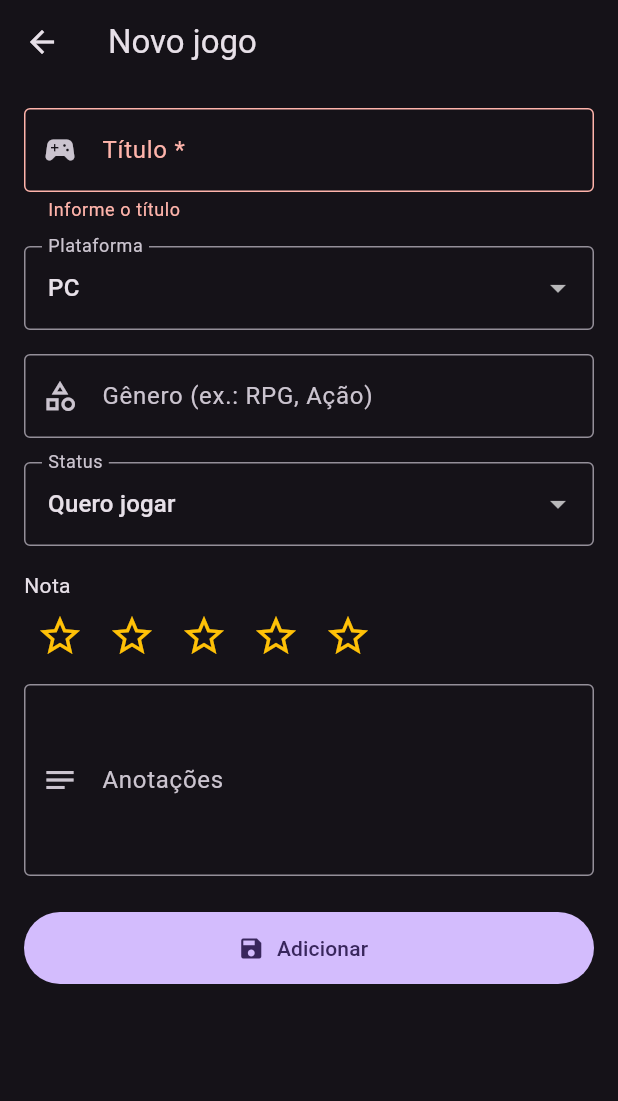
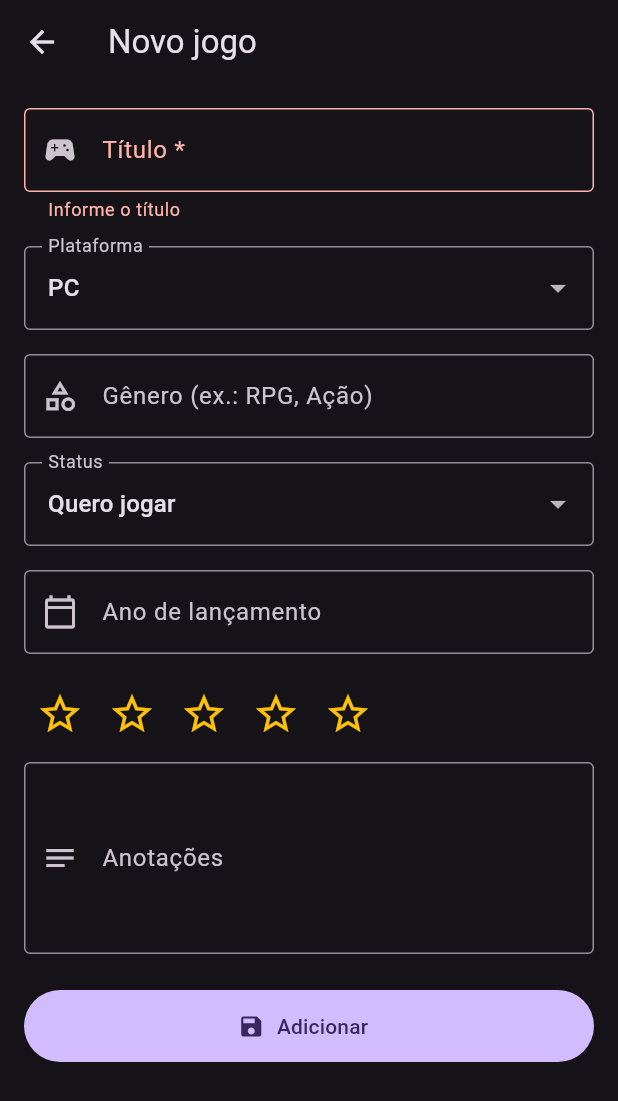
Before and after one commit to MoraiisDev/crud_estante_games, a Flutter app: the GameFormScreen screen opened by its route, after a tap on "Adicionar", on a phone screen of 412 x 824 dp. Shown: the top 1101 px of the screen. Run offline on Flutter 3.47's test engine with Material 3 defaults, Android fonts, the phone set to English and light mode, and no system bars; our stand-ins replace cloud_firestore, firebase_auth, firebase_core; accounts and stored records are empty.

Commit message:
Inclusão alterações p2

```diff
--- a/lib/models/game.dart
+++ b/lib/models/game.dart
@@ -14,6 +14,7 @@ class Game {
   final String title;
   final String platform;
   final String genre;
+  final int? releaseYear;
   final String status;
   final int rating; // 0 a 5
   final String notes;
@@ -25,6 +26,7 @@ class Game {
     required this.title,
     required this.platform,
     required this.genre,
+    this.releaseYear,
     required this.status,
     this.rating = 0,
     this.notes = '',
@@ -41,6 +43,7 @@ class Game {
       platform: d['platform'] ?? kPlatforms.first,
       genre: d['genre'] ?? '',
       status: d['status'] ?? kStatuses.first,
+      releaseYear: d['releaseYear'] as int?,
       rating: (d['rating'] ?? 0) as int,
       notes: d['notes'] ?? '',
       createdAt: (d['createdAt'] as Timestamp?)?.toDate() ?? DateTime.now(),
@@ -54,6 +57,7 @@ class Game {
         'platform': platform,
         'genre': genre,
         'status': status,
+        'releaseYear': releaseYear,
         'rating': rating,
         'notes': notes,
         'createdAt': Timestamp.fromDate(createdAt),
--- a/lib/screens/game_form_screen.dart
+++ b/lib/screens/game_form_screen.dart
@@ -22,6 +22,7 @@ class _GameFormScreenState extends State<GameFormScreen> {
   late final TextEditingController _notesCtrl;
   late String _platform;
   late String _status;
+  late final TextEditingController _yearCtrl;
   late int _rating;
   bool _saving = false;
 
@@ -37,6 +38,7 @@ class _GameFormScreenState extends State<GameFormScreen> {
     _notesCtrl = TextEditingController(text: g?.notes ?? '');
     _platform = g?.platform ?? kPlatforms.first;
     _status = g?.status ?? kStatuses.first;
+    _yearCtrl = TextEditingController(text: g?.releaseYear?.toString() ?? '');
     _rating = g?.rating ?? 0;
   }
 
@@ -45,6 +47,7 @@ class _GameFormScreenState extends State<GameFormScreen> {
     _titleCtrl.dispose();
     _genreCtrl.dispose();
     _notesCtrl.dispose();
+    _yearCtrl.dispose();
     super.dispose();
   }
 
@@ -59,6 +62,7 @@ class _GameFormScreenState extends State<GameFormScreen> {
         platform: _platform,
         genre: _genreCtrl.text.trim(),
         status: _status,
+        releaseYear: int.tryParse(_yearCtrl.text.trim()),
         rating: _rating,
         notes: _notesCtrl.text.trim(),
         createdAt: widget.game?.createdAt, // mantém a data original ao editar
@@ -123,7 +127,22 @@ class _GameFormScreenState extends State<GameFormScreen> {
                 onChanged: (v) => setState(() => _status = v!),
               ),
               const SizedBox(height: 16),
-              const Text('Nota'),
+              AppTextField(
+                controller: _yearCtrl,
+                label: 'Ano de lançamento',
+                icon: Icons.calendar_today_outlined,
+                keyboardType: TextInputType.number,
+                validator: (v) {
+                  if (v == null || v.trim().isEmpty)
+                    return null;
+                  final year = int.tryParse(v.trim());
+                  if (year == null) return 'Digite apenas números';
+                  if (year < 1950 || year > DateTime.now().year + 2)
+                    return 'Ano inválido';
+                  return null;
+                },
+              ),
+              const SizedBox(height: 16),
               Row(
                 children: List.generate(
                   5,
--- a/lib/widgets/game_card.dart
+++ b/lib/widgets/game_card.dart
@@ -46,7 +46,7 @@ class GameCard extends StatelessWidget {
           child: Column(
             crossAxisAlignment: CrossAxisAlignment.start,
             children: [
-              Text([game.platform, if (game.genre.isNotEmpty) game.genre].join(' • ')),
+              Text([game.platform, if (game.genre.isNotEmpty) game.genre, if (game.releaseYear != null) game.releaseYear.toString(),].join(' • ')),
               const SizedBox(height: 2),
               Row(
                 children: [
```
Also changed, not shown: pubspec.lock, 3 other files.
